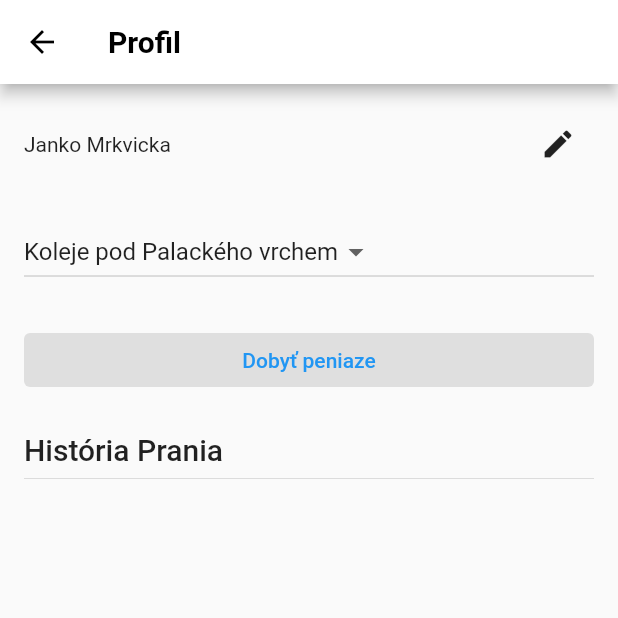
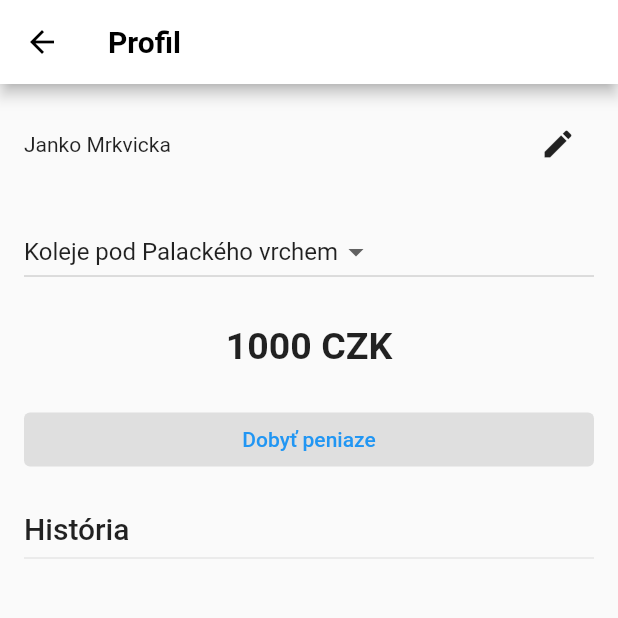
Before and after one commit to findraj/Reservation-App-prototype-ITU, a Flutter app: the ProfileRoute screen opened directly, on a phone screen of 412 x 824 dp, the top half of it. Run offline on Flutter 3.47's test engine with Material 2 defaults, Android fonts, the phone set to English and light mode, and no system bars; our stand-ins replace audioplayers, sqflite, table_calendar; accounts and stored records are empty.

Commit message:
profile shows current balance

```diff
--- a/lib/views/profile_route.dart
+++ b/lib/views/profile_route.dart
@@ -238,6 +238,17 @@ class _ProfileRouteState extends State<ProfileRoute> {
 
           const SizedBox(height: 24),
 
+          Text(
+            '${Provider.of<ProfileProvider>(context, listen: false).profile.zostatok} CZK',
+            textAlign: TextAlign.center,
+            style: TextStyle(
+              fontSize: 25,
+              fontWeight: FontWeight.bold,
+            )
+          ),
+
+          const SizedBox(height: 24),
+
           TextButton(
             style: TextButton.styleFrom(backgroundColor: Color.fromARGB(255, 223, 223, 223)),
             onPressed: _changeBalance,
@@ -248,7 +259,7 @@ class _ProfileRouteState extends State<ProfileRoute> {
 
           // Laundry history section
           Text(
-            'História Prania',
+            'História',
             style: Theme.of(context).textTheme.headline6,
           ),
           const Divider(),
```
